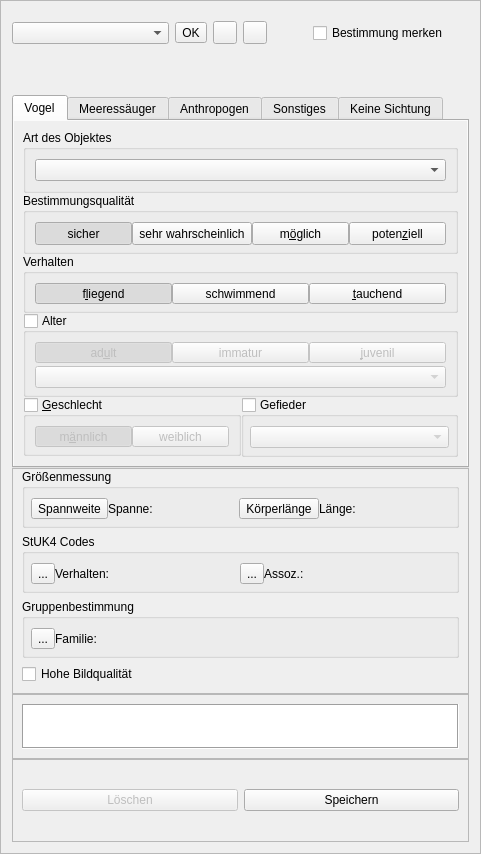
ifaoe/daisi-gui, file id-tool/ui/widget_census.ui: the form before one commit.
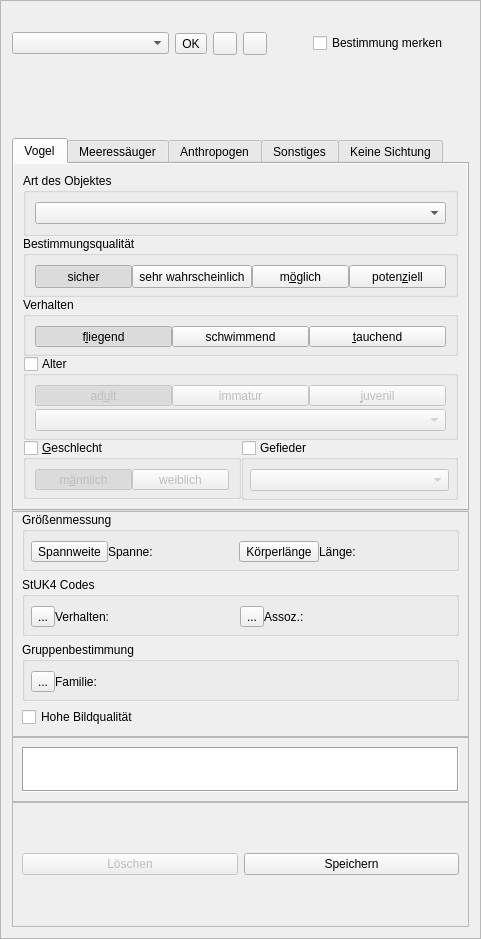
The form after the commit. Icons and pictures are not drawn.

The edit to the form file:
```diff
--- a/id-tool/ui/widget_census.ui
+++ b/id-tool/ui/widget_census.ui
@@ -7,7 +7,7 @@
     <x>0</x>
     <y>0</y>
     <width>481</width>
-    <height>854</height>
+    <height>939</height>
    </rect>
   </property>
   <property name="sizePolicy">
```
Left out of the diff: 56 changed lines with no effect on the pictures.
